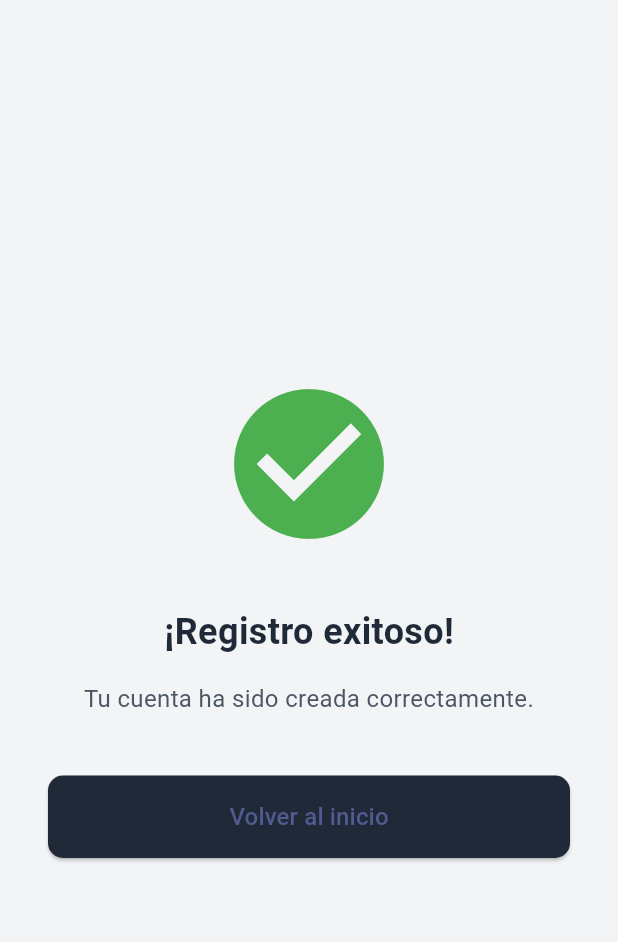
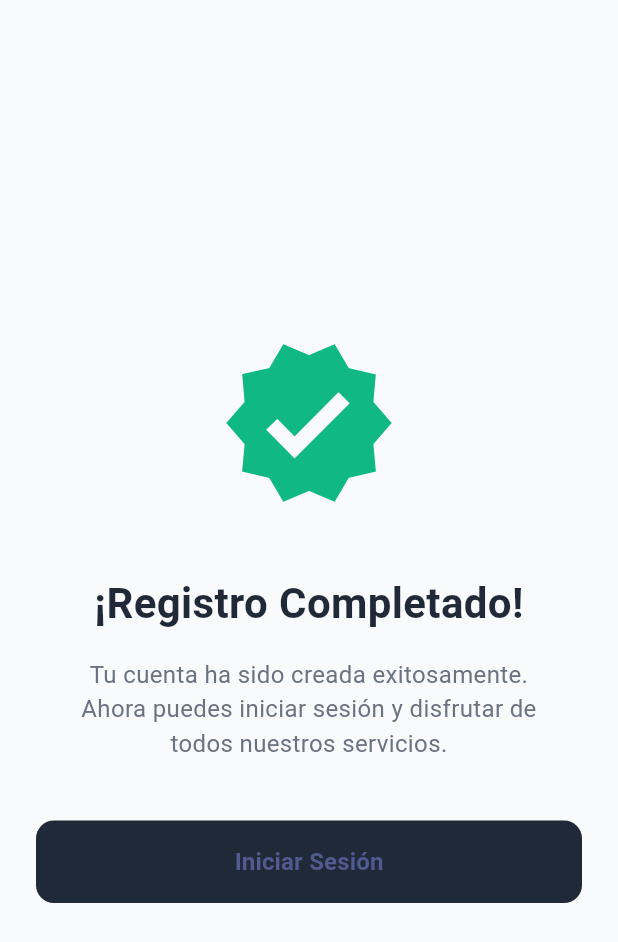
Before and after one commit to IsaacPater31/pyp_platform, a Flutter app: the RegisterSuccessView screen opened directly, on a phone screen of 412 x 824 dp. Shown: the top 942 px of the screen. Run offline on Flutter 3.47's test engine with Material 3 defaults, Android fonts, the phone set to English and light mode, and no system bars.

Commit message:
🔁 Renombrado archivo y sincronizada navegación post-registro
- Se renombró `Register_success_view.dart` a `register_view_success.dart` para evitar errores por mayúsculas en algunas plataformas.
- Ya se sincronizó correctamente la navegación: al completar el registro, se muestra la pantalla de éxito y luego redirige automáticamente a la vista de inicio de sesión.
- Faltan pequeños ajustes para resolver algunos warnings, pero el flujo es funcional. ✅

```diff
--- a/lib/controladores/client_register_controller.dart
+++ b/lib/controladores/client_register_controller.dart
@@ -1,6 +1,8 @@
 import 'package:flutter/material.dart';
 import 'package:http/http.dart' as http;
 import 'dart:convert';
+
+import 'package:pyp_platform/vistas/register_view_success.dart';
 
 class ClientRegisterController with ChangeNotifier {
   final GlobalKey<FormState> formKey = GlobalKey<FormState>();
@@ -48,7 +50,7 @@ class ClientRegisterController with ChangeNotifier {
     return formKey.currentState?.validate() ?? false;
   }
 
-    Future<bool> enviarDatosAlApi(BuildContext context) async {
+        Future<bool> enviarDatosAlApi(BuildContext context) async {
       if (!validateForm()) return false;
 
       isLoading = true;
@@ -70,7 +72,7 @@ class ClientRegisterController with ChangeNotifier {
           'direccion': addressController.text.trim(),
         };
 
-        print('Enviando datos: ${requestData.toString()}');
+        debugPrint('Enviando datos de registro: $requestData');
 
         final response = await http.post(
           url,
@@ -85,24 +87,30 @@ class ClientRegisterController with ChangeNotifier {
         );
 
         // Depuración detallada
-        debugPrint('Respuesta completa:');
-        debugPrint('Status: ${response.statusCode}');
-        debugPrint('Headers: ${response.headers}');
-        debugPrint('Body: ${response.body}');
+        debugPrint('Respuesta del servidor:');
+        debugPrint('Código de estado: ${response.statusCode}');
+        debugPrint('Cabeceras: ${response.headers}');
+        debugPrint('Cuerpo: ${response.body}');
 
-        // Manejo mejorado de la respuesta
         if (response.statusCode == 200) {
           try {
             final jsonResponse = json.decode(response.body);
 
             if (jsonResponse['status'] == 'success') {
-              apiResponseMessage = 'Registro exitoso: ${jsonResponse['message']}';
+              debugPrint('Registro exitoso. Datos: $jsonResponse');
+
+              // Redirigir a pantalla de éxito sin mostrar SnackBar
               if (context.mounted) {
-                showSnackBar(context, apiResponseMessage!, Colors.green);
+                Navigator.of(context).pushReplacement(
+                  MaterialPageRoute(
+                    builder: (context) => const RegisterSuccessView(),
+                  ),
+                );
               }
               return true;
             } else {
               apiResponseMessage = jsonResponse['message'] ?? 'Error desconocido del servidor';
+              debugPrint('Error en el registro: $apiResponseMessage');
               if (context.mounted) {
                 showSnackBar(context, apiResponseMessage!, Colors.red);
               }
@@ -110,6 +118,7 @@ class ClientRegisterController with ChangeNotifier {
             }
           } catch (e) {
             apiResponseMessage = 'Error procesando respuesta: ${e.toString()}';
+            debugPrint('Error decodificando JSON: $apiResponseMessage');
             if (context.mounted) {
               showSnackBar(context, apiResponseMessage!, Colors.orange);
             }
@@ -117,6 +126,7 @@ class ClientRegisterController with ChangeNotifier {
           }
         } else {
           apiResponseMessage = 'Error de conexión (${response.statusCode})';
+          debugPrint('Error HTTP: $apiResponseMessage');
           if (context.mounted) {
             showSnackBar(context, apiResponseMessage!, Colors.red);
           }
@@ -124,6 +134,7 @@ class ClientRegisterController with ChangeNotifier {
         }
       } catch (e) {
         apiResponseMessage = 'Error inesperado: ${e.toString()}';
+        debugPrint('Excepción no controlada: $apiResponseMessage');
         if (context.mounted) {
           showSnackBar(context, apiResponseMessage!, Colors.red);
         }
--- a/lib/vistas/Register_success_view.dart
+++ /dev/null
@@ -1,108 +0,0 @@
-import 'package:flutter/material.dart';
-import 'package:pyp_platform/vistas/login_view.dart';
-
-class RegisterSuccessView extends StatefulWidget {
-  const RegisterSuccessView({super.key});
-
-  @override
-  State<RegisterSuccessView> createState() => _RegisterSuccessViewState();
-}
-
-class _RegisterSuccessViewState extends State<RegisterSuccessView>
-    with SingleTickerProviderStateMixin {
-  late AnimationController _controller;
-  late Animation<Offset> _animation;
-
-  @override
-  void initState() {
-    super.initState();
-    _controller = AnimationController(
-      vsync: this,
-      duration: const Duration(milliseconds: 800),
-    )..repeat(reverse: true);
-
-    _animation = Tween<Offset>(
-      begin: const Offset(0, -0.05),
-      end: const Offset(0, 0.05),
-    ).animate(
-      CurvedAnimation(parent: _controller, curve: Curves.easeInOut),
-    );
-  }
-
-  @override
-  void dispose() {
-    _controller.dispose();
-    super.dispose();
-  }
-
-  void _volverAlInicio(BuildContext context) {
-    Navigator.pushAndRemoveUntil(
-      context,
-      MaterialPageRoute(builder: (context) => const LoginView()),
-      (route) => false,
-    );
-  }
-
-  @override
-  Widget build(BuildContext context) {
-    return Scaffold(
-      backgroundColor: const Color(0xFFF3F4F6),
-      body: SafeArea(
-        child: Center(
-          child: Padding(
-            padding: const EdgeInsets.symmetric(horizontal: 32, vertical: 24),
-            child: Column(
-              mainAxisAlignment: MainAxisAlignment.center,
-              children: [
-                SlideTransition(
-                  position: _animation,
-                  child: const Icon(
-                    Icons.check_circle,
-                    color: Colors.green,
-                    size: 120,
-                  ),
-                ),
-                const SizedBox(height: 32),
-                const Text(
-                  '¡Registro exitoso!',
-                  style: TextStyle(
-                    fontSize: 24,
-                    fontWeight: FontWeight.bold,
-                    color: Color(0xFF1F2937),
-                  ),
-                ),
-                const SizedBox(height: 16),
-                const Text(
-                  'Tu cuenta ha sido creada correctamente.',
-                  textAlign: TextAlign.center,
-                  style: TextStyle(
-                    fontSize: 16,
-                    color: Color(0xFF4B5563),
-                  ),
-                ),
-                const SizedBox(height: 40),
-                SizedBox(
-                  width: double.infinity,
-                  child: ElevatedButton(
-                    onPressed: () => _volverAlInicio(context),
-                    style: ElevatedButton.styleFrom(
-                      backgroundColor: const Color(0xFF1F2937),
-                      padding: const EdgeInsets.symmetric(vertical: 16),
-                      shape: RoundedRectangleBorder(
-                        borderRadius: BorderRadius.circular(10),
-                      ),
-                    ),
-                    child: const Text(
-                      'Volver al inicio',
-                      style: TextStyle(fontSize: 16),
-                    ),
-                  ),
-                ),
-              ],
-            ),
-          ),
-        ),
-      ),
-    );
-  }
-}
--- a/lib/vistas/client_register_view.dart
+++ b/lib/vistas/client_register_view.dart
@@ -190,6 +190,7 @@ class _ClientRegisterViewState extends State<ClientRegisterView> {
         Future<void> _submitForm(BuildContext context) async {
         FocusScope.of(context).unfocus(); // Oculta el teclado
 
+        // Mostrar diálogo de carga
         showDialog(
           context: context,
           barrierDismissible: false,
@@ -198,13 +199,23 @@ class _ClientRegisterViewState extends State<ClientRegisterView> {
           ),
         );
 
+        try {
           final success = await controller.enviarDatosAlApi(context);
 
+          if (!success && mounted) {
+            Navigator.of(context).pop(); // Cierra el diálogo solo si falló
+            // El controlador ya muestra los SnackBar de error
+          }
+          // En caso de éxito, el controlador maneja la navegación
+        } catch (e) {
           if (mounted) {
-      Navigator.of(context).pop(); // Cierra el diálogo de carga
-
-      if (success) {
-        Navigator.of(context).pushReplacementNamed('/home');
+            Navigator.of(context).pop(); // Cierra el diálogo en caso de error
+            ScaffoldMessenger.of(context).showSnackBar(
+              SnackBar(
+                content: Text('Error inesperado: ${e.toString()}'),
+                backgroundColor: Colors.red,
+              ),
+            );
           }
         }
       }
--- /dev/null
+++ b/lib/vistas/register_view_success.dart
@@ -0,0 +1,166 @@
+import 'package:flutter/material.dart';
+import 'package:pyp_platform/vistas/login_view.dart';
+
+class RegisterSuccessView extends StatefulWidget {
+  const RegisterSuccessView({super.key});
+
+  @override
+  State<RegisterSuccessView> createState() => _RegisterSuccessViewState();
+}
+
+class _RegisterSuccessViewState extends State<RegisterSuccessView>
+    with SingleTickerProviderStateMixin {
+  late AnimationController _controller;
+  late Animation<double> _scaleAnimation;
+  late Animation<double> _fadeAnimation;
+  late Animation<Offset> _slideAnimation;
+
+  @override
+  void initState() {
+    super.initState();
+
+    _controller = AnimationController(
+      vsync: this,
+      duration: const Duration(milliseconds: 1000),
+    );
+
+    // Configuración de animaciones
+    _scaleAnimation = Tween<double>(begin: 0.5, end: 1.0).animate(
+      CurvedAnimation(
+        parent: _controller,
+        curve: const Interval(0.0, 0.6, curve: Curves.elasticOut),
+      ),
+    );
+
+    _fadeAnimation = Tween<double>(begin: 0.0, end: 1.0).animate(
+      CurvedAnimation(
+        parent: _controller,
+        curve: const Interval(0.4, 1.0, curve: Curves.easeIn),
+      ),
+    );
+
+    _slideAnimation = Tween<Offset>(
+      begin: const Offset(0, 0.5),
+      end: Offset.zero,
+    ).animate(
+      CurvedAnimation(
+        parent: _controller,
+        curve: const Interval(0.6, 1.0, curve: Curves.easeOut),
+      ),
+    );
+
+    _controller.forward();
+  }
+
+  @override
+  void dispose() {
+    _controller.dispose();
+    super.dispose();
+  }
+
+  void _navigateToLogin(BuildContext context) {
+    Navigator.pushAndRemoveUntil(
+      context,
+      MaterialPageRoute(builder: (context) => const LoginView()),
+      (route) => false,
+    );
+  }
+
+  @override
+  Widget build(BuildContext context) {
+    return Scaffold(
+      backgroundColor: const Color(0xFFF8FAFC),
+      body: SafeArea(
+        child: Padding(
+          padding: const EdgeInsets.all(24.0),
+          child: Column(
+            mainAxisAlignment: MainAxisAlignment.center,
+            children: [
+              // Icono animado
+              ScaleTransition(
+                scale: _scaleAnimation,
+                child: const Icon(
+                  Icons.verified,
+                  color: Color(0xFF10B981),
+                  size: 120,
+                ),
+              ),
+
+              const SizedBox(height: 40),
+
+              // Título animado
+              FadeTransition(
+                opacity: _fadeAnimation,
+                child: SlideTransition(
+                  position: _slideAnimation,
+                  child: const Text(
+                    '¡Registro Completado!',
+                    style: TextStyle(
+                      fontSize: 28,
+                      fontWeight: FontWeight.bold,
+                      color: Color(0xFF1F2937),
+                    ),
+                    textAlign: TextAlign.center,
+                  ),
+                ),
+              ),
+
+              const SizedBox(height: 16),
+
+              // Mensaje animado
+              FadeTransition(
+                opacity: _fadeAnimation,
+                child: SlideTransition(
+                  position: _slideAnimation,
+                  child: const Padding(
+                    padding: EdgeInsets.symmetric(horizontal: 24.0),
+                    child: Text(
+                      'Tu cuenta ha sido creada exitosamente. '
+                      'Ahora puedes iniciar sesión y disfrutar de todos nuestros servicios.',
+                      textAlign: TextAlign.center,
+                      style: TextStyle(
+                        fontSize: 16,
+                        color: Color(0xFF6B7280),
+                      ),
+                    ),
+                  ),
+                ),
+              ),
+
+              const SizedBox(height: 40),
+
+              // Botón animado
+              FadeTransition(
+                opacity: _fadeAnimation,
+                child: SlideTransition(
+                  position: _slideAnimation,
+                  child: SizedBox(
+                    width: double.infinity,
+                    child: ElevatedButton(
+                      onPressed: () => _navigateToLogin(context),
+                      style: ElevatedButton.styleFrom(
+                        backgroundColor: const Color(0xFF1F2937),
+                        padding: const EdgeInsets.symmetric(vertical: 16),
+                        shape: RoundedRectangleBorder(
+                          borderRadius: BorderRadius.circular(12),
+                        ),
+                        elevation: 0,
+                        shadowColor: Colors.transparent,
+                      ),
+                      child: const Text(
+                        'Iniciar Sesión',
+                        style: TextStyle(
+                          fontSize: 16,
+                          fontWeight: FontWeight.w600),
+                      ),
+                    ),
+                  ),
+                ),
+              ),
+            ],
+          ),
+        ),
+      ),
+    );
+  }
+}
```
Lines whose indentation alone changed are shown as unchanged.
